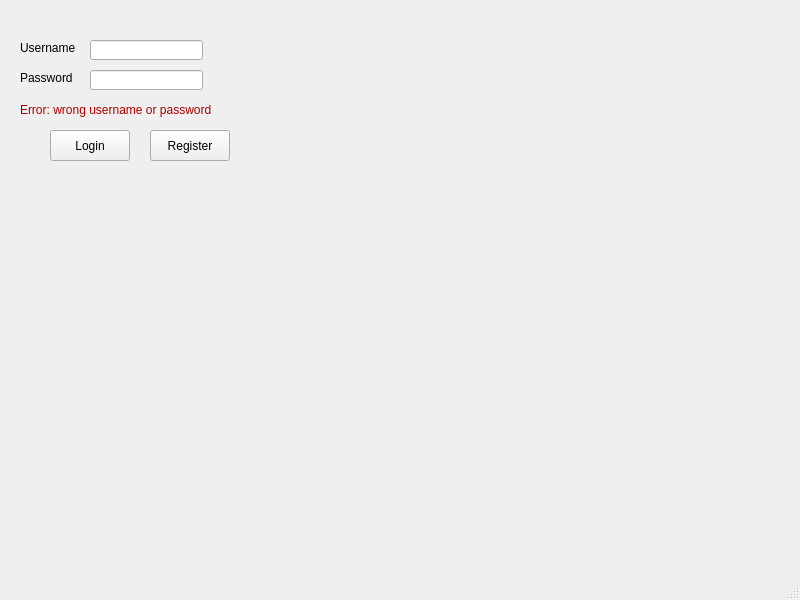
Old version of the form loginwindow.ui in the repository JanaKHafez/CSCE1102A1.
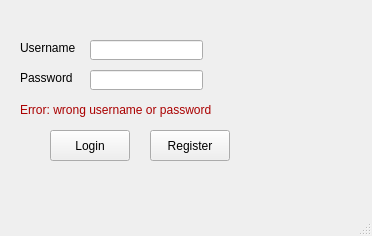
New version of the form.

Commit message: fixed ui issuses, including the image

What changed in the file:
```diff
--- a/loginwindow.ui
+++ b/loginwindow.ui
@@ -6,8 +6,8 @@
    <rect>
     <x>0</x>
     <y>0</y>
-    <width>800</width>
-    <height>600</height>
+    <width>372</width>
+    <height>236</height>
    </rect>
   </property>
   <property name="windowTitle">
```
Left out of the diff: 4 changed lines with no effect on the pictures. The commit also changes 5 other files.
